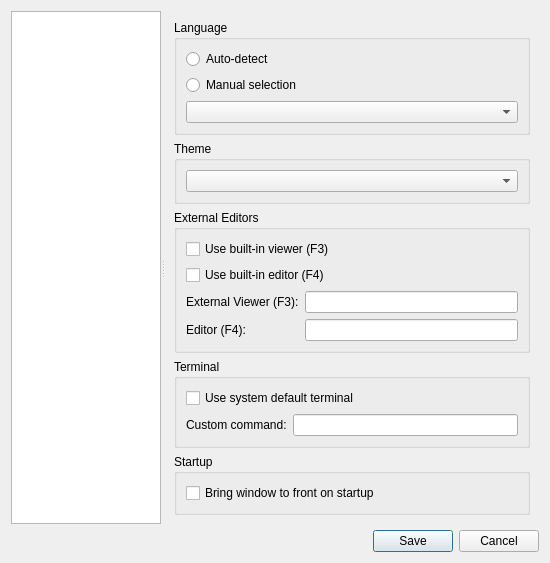
Before: the Qt Designer form ui/settings_dialog.ui in dawciobiel/QuickFile, drawn with Qt 5.
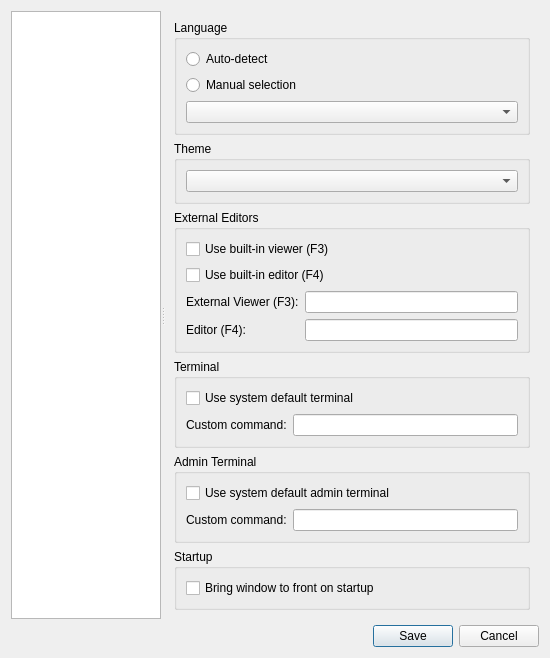
After: the same form once the commit is applied.

Commit message:
Feat: Add 'Open Terminal Here' functionality and update plugins
Implemented opening terminal (user/admin) in current path.

Updated FlatView plugin to 1.0.3 to support context menu action.

Updated StandardViewer plugin to 1.3.0.

```diff
--- a/ui/settings_dialog.ui
+++ b/ui/settings_dialog.ui
@@ -7,7 +7,7 @@
     <x>0</x>
     <y>0</y>
     <width>550</width>
-    <height>500</height>
+    <height>550</height>
    </rect>
   </property>
   <property name="windowTitle">
@@ -148,6 +148,36 @@
           </layout>
          </widget>
         </item>
+        <item>
+         <widget class="QGroupBox" name="admin_terminal_group">
+          <property name="title">
+           <string>Admin Terminal</string>
+          </property>
+          <layout class="QVBoxLayout" name="verticalLayout_admin_terminal">
+           <item>
+            <widget class="QCheckBox" name="use_default_admin_terminal_checkbox">
+             <property name="text">
+              <string>Use system default admin terminal</string>
+             </property>
+            </widget>
+           </item>
+           <item>
+            <layout class="QHBoxLayout" name="horizontalLayout_admin_terminal">
+             <item>
+              <widget class="QLabel" name="custom_admin_terminal_label">
+               <property name="text">
+                <string>Custom command:</string>
+               </property>
+              </widget>
+             </item>
+             <item>
+              <widget class="QLineEdit" name="custom_admin_terminal_command_edit"/>
+             </item>
+            </layout>
+           </item>
+          </layout>
+         </widget>
+        </item>
         <item>
          <widget class="QGroupBox" name="startup_group">
           <property name="title">
```
The commit also changes 14 other files.
